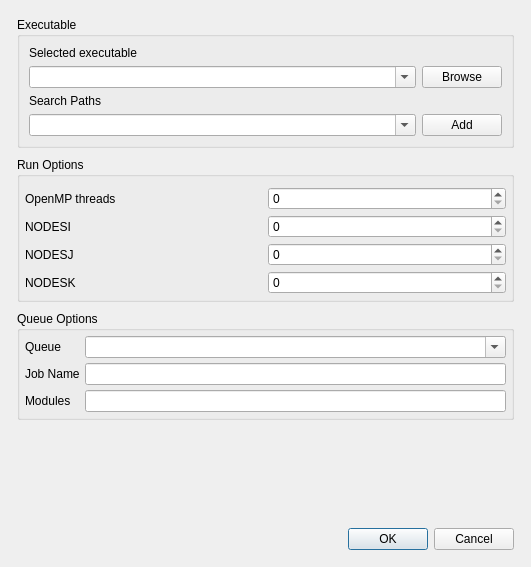
truongd8593/mfix, file gui/uifiles/run_popup.ui: the form before one commit.
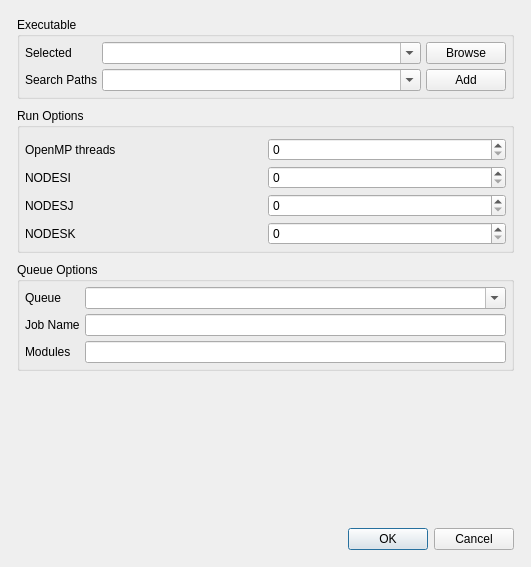
The form after the commit.

Commit message: run pane/dialog experiment

```diff
--- a/gui/uifiles/run_popup.ui
+++ b/gui/uifiles/run_popup.ui
@@ -216,43 +216,51 @@
         <property name="title">
          <string>Executable</string>
         </property>
+        <property name="flat">
+         <bool>true</bool>
+        </property>
         <layout class="QGridLayout" name="gridLayout_5">
+         <property name="margin">
+          <number>5</number>
+         </property>
+         <property name="spacing">
+          <number>5</number>
+         </property>
          <item row="0" column="0">
           <widget class="QLabel" name="label_3">
+           <property name="sizePolicy">
+            <sizepolicy hsizetype="Maximum" vsizetype="Preferred">
+             <horstretch>0</horstretch>
+             <verstretch>0</verstretch>
+            </sizepolicy>
+           </property>
            <property name="text">
-            <string>Selected executable</string>
+            <string>Selected</string>
            </property>
           </widget>
          </item>
-         <item row="2" column="0">
+         <item row="3" column="0">
           <widget class="QLabel" name="label_4">
            <property name="text">
             <string>Search Paths</string>
            </property>
           </widget>
          </item>
-         <item row="3" column="2">
-          <widget class="QPushButton" name="pushButton_2">
-           <property name="text">
-            <string>Add</string>
-           </property>
-          </widget>
-         </item>
-         <item row="3" column="0">
-          <widget class="QComboBox" name="comboBox_3">
-           <property name="editable">
-            <bool>true</bool>
-           </property>
-          </widget>
-         </item>
-         <item row="1" column="0">
+         <item row="0" column="1">
           <widget class="QComboBox" name="comboBox_2">
            <property name="editable">
             <bool>true</bool>
            </property>
           </widget>
          </item>
-         <item row="1" column="2">
+         <item row="3" column="1">
+          <widget class="QComboBox" name="comboBox_3">
+           <property name="editable">
+            <bool>true</bool>
+           </property>
+          </widget>
+         </item>
+         <item row="0" column="2">
           <widget class="QPushButton" name="pushButton">
            <property name="sizePolicy">
             <sizepolicy hsizetype="Maximum" vsizetype="Fixed">
@@ -265,6 +273,13 @@
            </property>
           </widget>
          </item>
+         <item row="3" column="2">
+          <widget class="QPushButton" name="pushButton_2">
+           <property name="text">
+            <string>Add</string>
+           </property>
+          </widget>
+         </item>
         </layout>
        </widget>
       </item>
```
